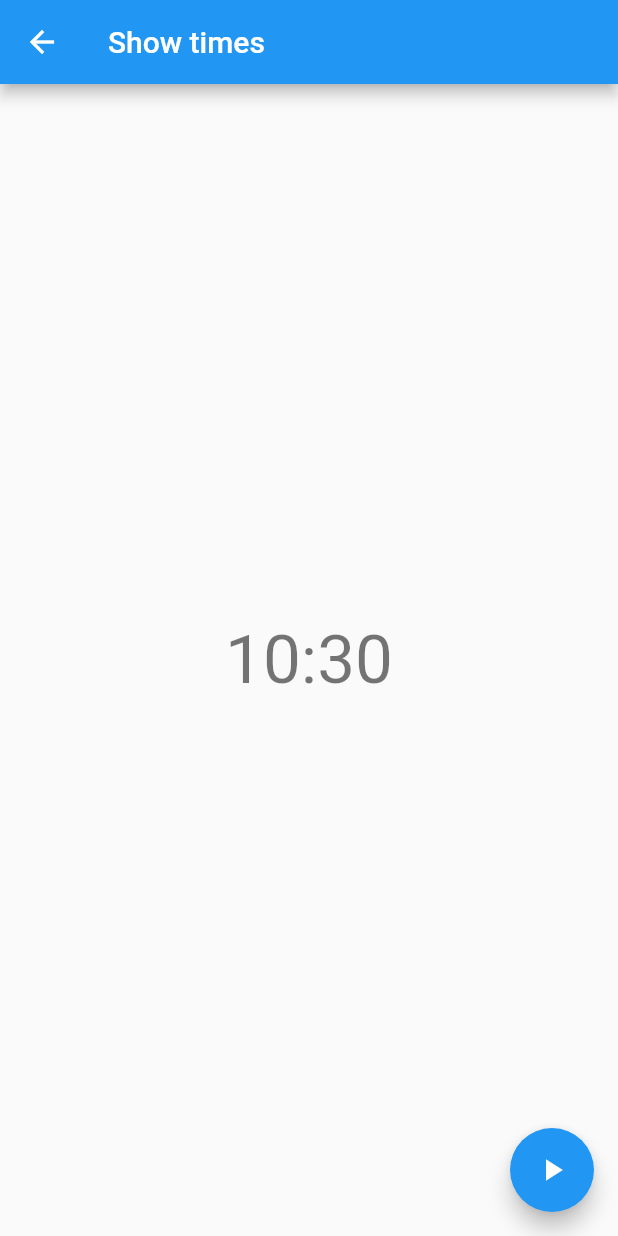
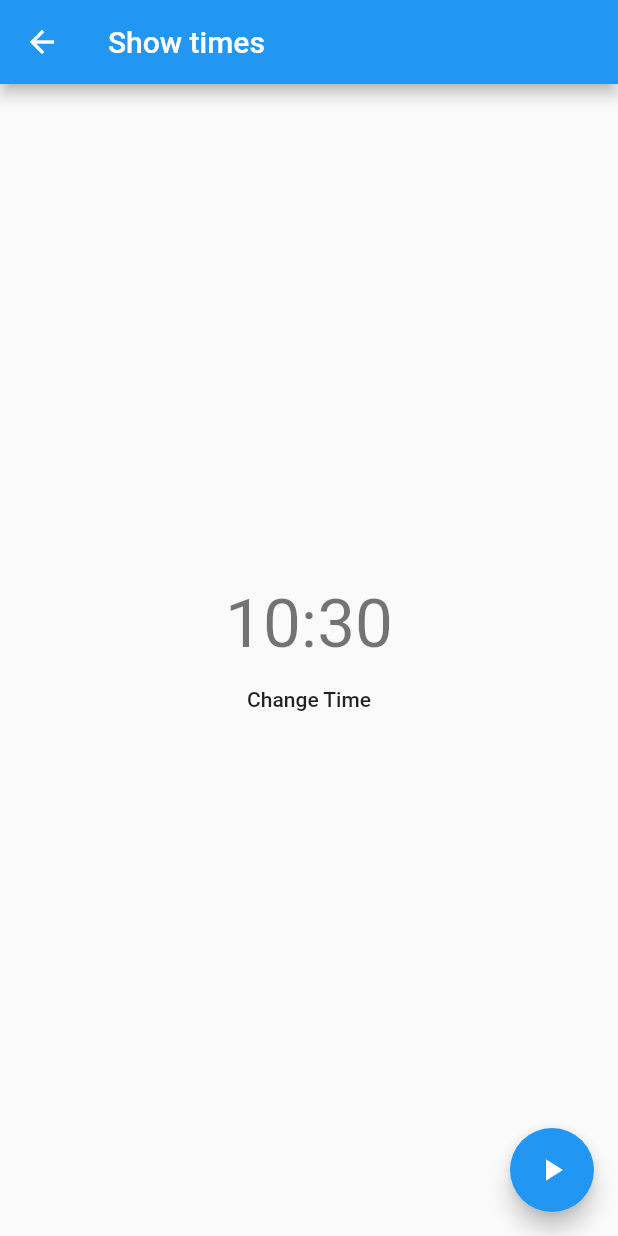
Before and after one commit to RaulSebastian/FlutterHackathonAphasia, a Flutter app: the TimePage screen opened directly, on a phone screen of 412 x 824 dp. Run offline on Flutter 3.47's test engine with Material 2 defaults, Android fonts, the phone set to English and light mode, and no system bars; our stand-ins replace flutter_tts.

Commit message:
Added change time button

```diff
--- a/lib/time.dart
+++ b/lib/time.dart
@@ -46,6 +46,15 @@ class TimePageState extends State<TimePage> {
                 formatTimeOfDay(timePicked),
                 style: Theme.of(context).textTheme.display2,
               ),
+
+            ),
+            new FlatButton(
+              onPressed: () {
+                __changeTime(context);
+              },
+              child: Text(
+                  "Change Time"
+              ),
             ),
           ],
         ),
```
